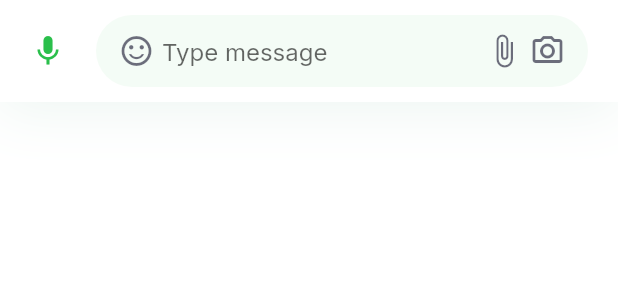
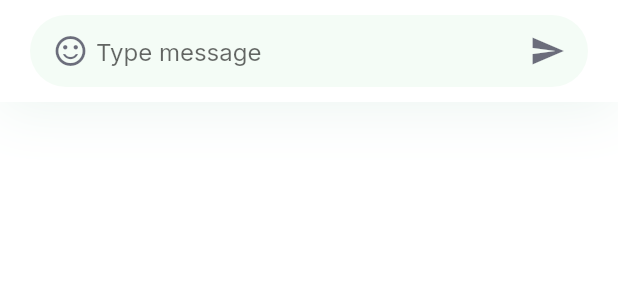
Before and after one commit to JulienGuillaud/ChatSap, a Flutter app: the ChatInputField widget shown alone on an empty page, opened directly, on a phone screen of 412 x 824 dp. Shown: the top 300 px of the screen. Run offline on Flutter 3.47's test engine with Material 2 defaults, Android fonts, the phone set to English and light mode, and no system bars; our stand-ins replace google_fonts.

Commit message:
Suppression icones et textes inutiles

```diff
--- a/lib/screens/messages/components/chat_input_field.dart
+++ b/lib/screens/messages/components/chat_input_field.dart
@@ -27,8 +27,6 @@ class ChatInputField extends StatelessWidget {
       child: SafeArea(
         child: Row(
           children: [
-            Icon(Icons.mic, color: kPrimaryColor),
-            SizedBox(width: kDefaultPadding),
             Expanded(
               child: Container(
                 padding: EdgeInsets.symmetric(
@@ -58,16 +56,7 @@ class ChatInputField extends StatelessWidget {
                       ),
                     ),
                     Icon(
-                      Icons.attach_file,
-                      color: Theme.of(context)
-                          .textTheme
-                          .bodyText1!
-                          .color!
-                          .withOpacity(0.64),
-                    ),
-                    SizedBox(width: kDefaultPadding / 4),
-                    Icon(
-                      Icons.camera_alt_outlined,
+                      Icons.send,
                       color: Theme.of(context)
                           .textTheme
                           .bodyText1!
```
Also changed, not shown: lib/screens/messages/message_screen.dart (+0 -15 lines).
